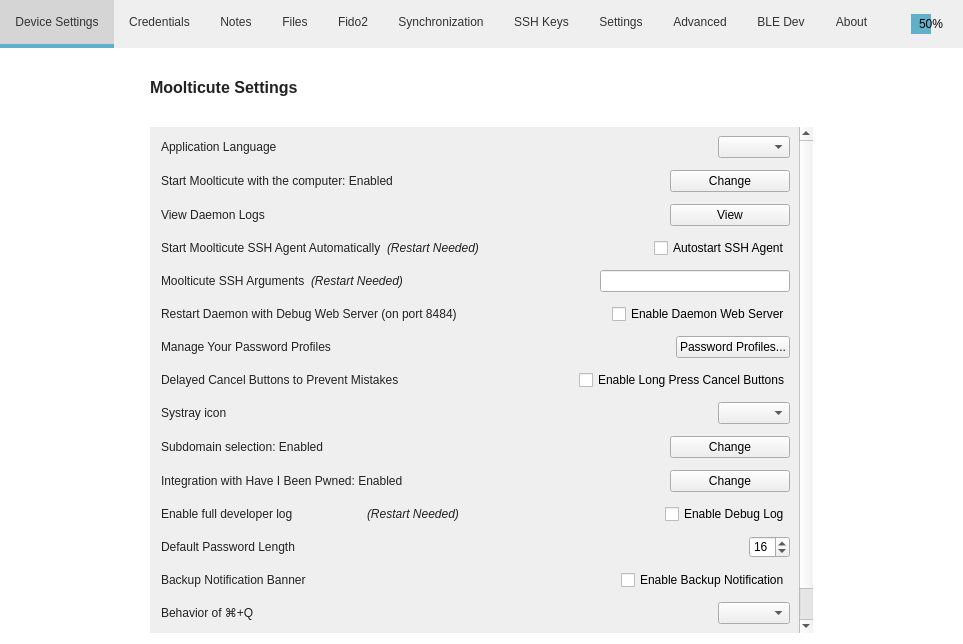
Before: the Qt Designer form src/MainWindow.ui in mooltipass/moolticute, drawn with Qt 5.
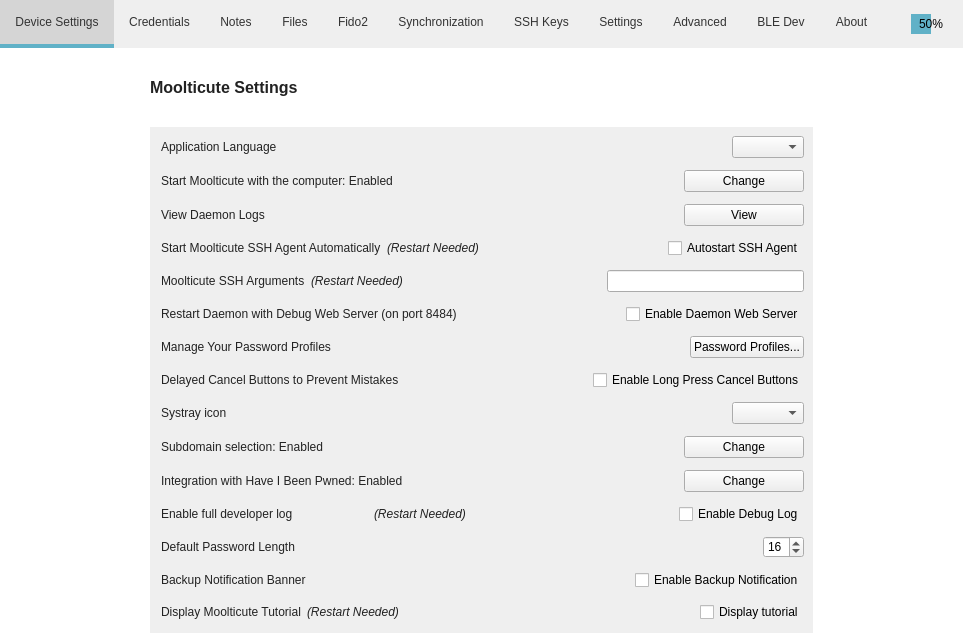
After: the same form once the commit is applied. Icons and pictures are not drawn. Custom widgets are drawn as their Qt base class.

Commit message: Minimize MC with cmd + Q on Mac

Diff of the .ui file:
```diff
--- a/src/MainWindow.ui
+++ b/src/MainWindow.ui
@@ -4298,39 +4298,6 @@
                 </item>
                </layout>
               </item>
-              <item>
-               <layout class="QHBoxLayout" name="closeBehaviorLayout">
-                <item>
-                 <widget class="QLabel" name="closeBehaviorLabel">
-                  <property name="sizePolicy">
-                   <sizepolicy hsizetype="MinimumExpanding" vsizetype="Preferred">
-                    <horstretch>0</horstretch>
-                    <verstretch>0</verstretch>
-                   </sizepolicy>
-                  </property>
-                  <property name="text">
-                   <string>&lt;html&gt;&lt;head/&gt;&lt;body&gt;&lt;p&gt;Behavior of ⌘+Q&lt;/p&gt;&lt;/body&gt;&lt;/html&gt;</string>
-                  </property>
-                 </widget>
-                </item>
-                <item>
-                 <spacer name="closeBehaviorSpacer">
-                  <property name="orientation">
-                   <enum>Qt::Horizontal</enum>
-                  </property>
-                  <property name="sizeHint" stdset="0">
-                   <size>
-                    <width>40</width>
-                    <height>20</height>
-                   </size>
-                  </property>
-                 </spacer>
-                </item>
-                <item>
-                 <widget class="QComboBox" name="closeBehaviorComboBox"/>
-                </item>
-               </layout>
-              </item>
               <item>
                <layout class="QHBoxLayout" name="horizontalLayout_37">
                 <item>
```
The commit also changes 1 other file.
